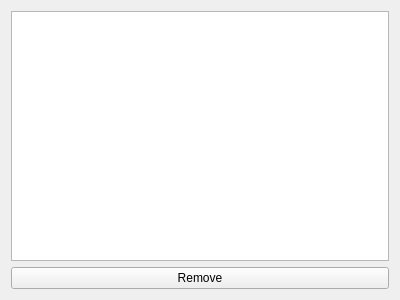
This is src/plugins/poshuku/plugins/cleanweb/subscriptionsmanager.ui in 0xd34df00d/leechcraft as Qt 5 draws it before an edit. The edited form follows.
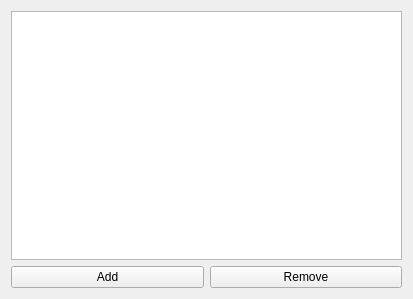
This is the edited form.

```diff
--- a/src/plugins/poshuku/plugins/cleanweb/subscriptionsmanager.ui
+++ b/src/plugins/poshuku/plugins/cleanweb/subscriptionsmanager.ui
@@ -6,8 +6,8 @@
    <rect>
     <x>0</x>
     <y>0</y>
-    <width>400</width>
-    <height>300</height>
+    <width>413</width>
+    <height>299</height>
    </rect>
   </property>
   <property name="windowTitle">
@@ -25,11 +25,22 @@
     </widget>
    </item>
    <item>
+    <layout class="QHBoxLayout" name="horizontalLayout">
+     <item>
+      <widget class="QPushButton" name="AddButton_">
+       <property name="text">
+        <string>Add</string>
+       </property>
+      </widget>
+     </item>
+     <item>
     <widget class="QPushButton" name="RemoveButton_">
      <property name="text">
       <string>Remove</string>
      </property>
     </widget>
+     </item>
+    </layout>
    </item>
   </layout>
  </widget>
```
Lines whose indentation alone changed are shown as unchanged.
